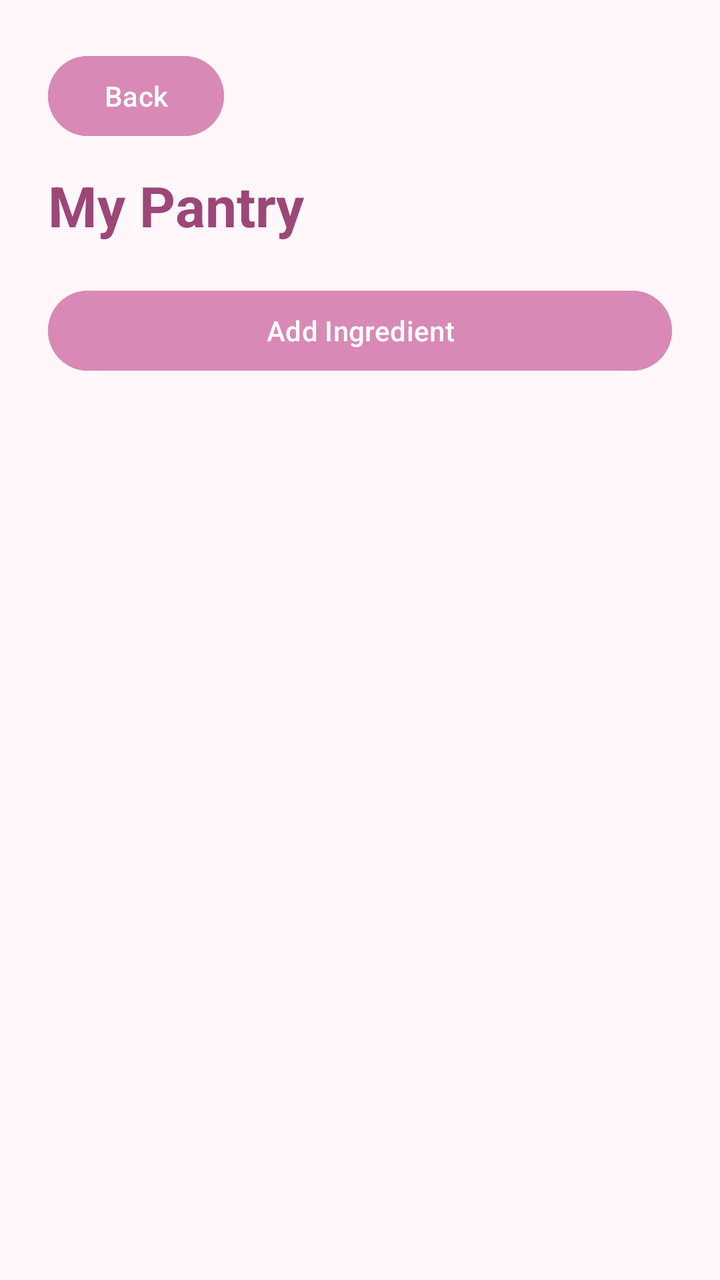
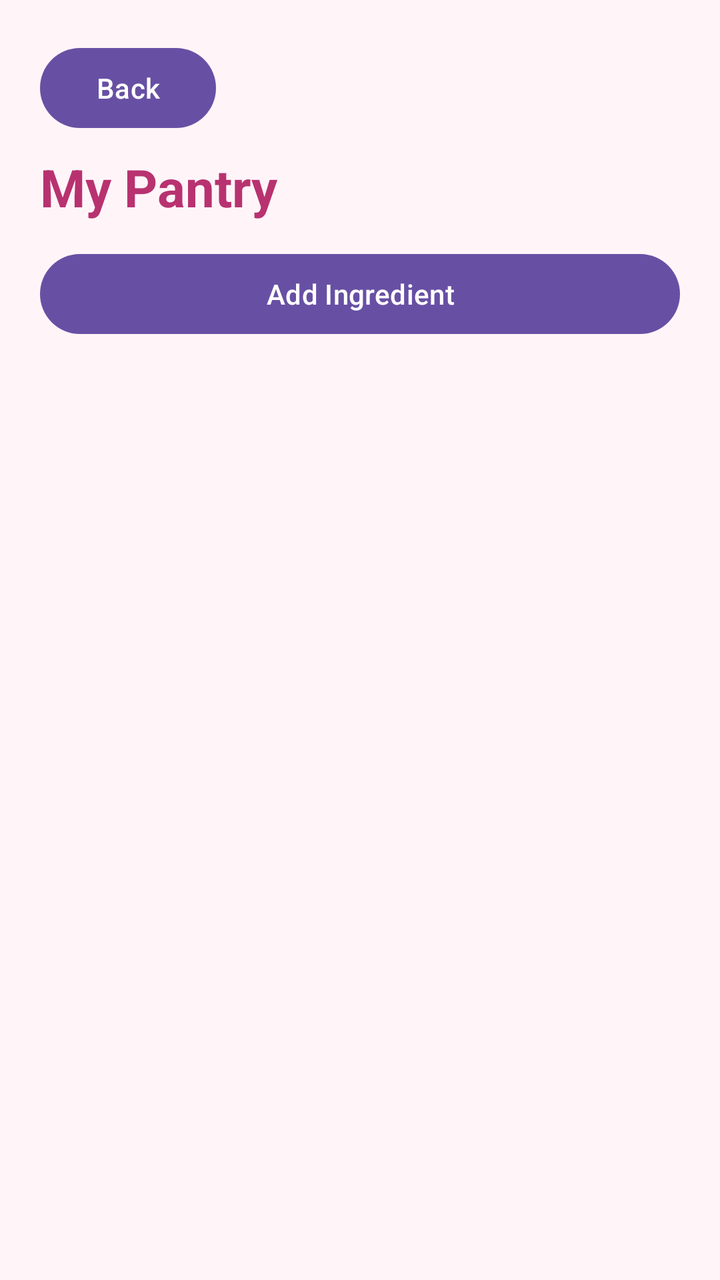

The first picture is an Android layout as it rendered before a commit; the second is the same layout after the commit. The layout source and the unified diff follow.
<!-- AndroidManifest.xml: application theme Theme.SmartPantryManagerJava -->
<!-- res/layout/activity_pantry.xml -->
<?xml version="1.0" encoding="utf-8"?>
<LinearLayout xmlns:android="http://schemas.android.com/apk/res/android"
    android:layout_width="match_parent"
    android:layout_height="match_parent"
    android:orientation="vertical"
    android:background="#FFF7FA"
    android:padding="24dp">

    <Button
        android:id="@+id/btnBack"
        android:layout_width="wrap_content"
        android:layout_height="wrap_content"
        android:text="Back"
        android:backgroundTint="#D989B5"
        android:textColor="#FFFFFF" />

    <TextView
        android:layout_width="match_parent"
        android:layout_height="wrap_content"
        android:text="My Pantry"
        android:textColor="#9C4778"
        android:textSize="28sp"
        android:textStyle="bold"
        android:layout_marginTop="12dp"
        android:layout_marginBottom="20dp" />

    <Button
        android:id="@+id/btnAddIngredient"
        android:layout_width="match_parent"
        android:layout_height="wrap_content"
        android:text="Add Ingredient"
        android:backgroundTint="#D989B5"
        android:textColor="#FFFFFF" />

    <ScrollView
        android:layout_width="match_parent"
        android:layout_height="0dp"
        android:layout_weight="1"
        android:layout_marginTop="16dp">

        <LinearLayout
            android:id="@+id/ingredientContainer"
            android:layout_width="match_parent"
            android:layout_height="wrap_content"
            android:orientation="vertical" />

    </ScrollView>

</LinearLayout>
<!-- resources referenced by this layout -->
<resources>
  <style name="Theme.SmartPantryManagerJava" parent="Base.Theme.SmartPantryManagerJava" />
  <style name="Base.Theme.SmartPantryManagerJava" parent="Theme.Material3.DayNight.NoActionBar">
          
          
      </style>
</resources>

<!-- the commit's change to res/layout/activity_pantry.xml (unified diff, before → after) -->
@@ -3,47 +3,48 @@
     android:layout_width="match_parent"
     android:layout_height="match_parent"
     android:orientation="vertical"
-    android:background="#FFF7FA"
-    android:padding="24dp">
+    android:padding="20dp"
+    android:background="#FFFFF5F9">
 
     <Button
         android:id="@+id/btnBack"
         android:layout_width="wrap_content"
         android:layout_height="wrap_content"
-        android:text="Back"
-        android:backgroundTint="#D989B5"
-        android:textColor="#FFFFFF" />
+        android:text="Back" />
 
     <TextView
         android:layout_width="match_parent"
         android:layout_height="wrap_content"
         android:text="My Pantry"
-        android:textColor="#9C4778"
-        android:textSize="28sp"
+        android:textSize="26sp"
         android:textStyle="bold"
-        android:layout_marginTop="12dp"
-        android:layout_marginBottom="20dp" />
+        android:textColor="#FFB83270"
+        android:layout_marginTop="8dp"
+        android:layout_marginBottom="12dp" />
 
     <Button
         android:id="@+id/btnAddIngredient"
         android:layout_width="match_parent"
         android:layout_height="wrap_content"
-        android:text="Add Ingredient"
-        android:backgroundTint="#D989B5"
-        android:textColor="#FFFFFF" />
+        android:text="Add Ingredient" />
 
-    <ScrollView
+    <TextView
+        android:id="@+id/txtPantryEmpty"
+        android:layout_width="match_parent"
+        android:layout_height="wrap_content"
+        android:text="Your pantry is empty. Add your first ingredient!"
+        android:textSize="16sp"
+        android:textColor="#FF9C4778"
+        android:padding="8dp"
+        android:visibility="gone" />
+
+    <androidx.recyclerview.widget.RecyclerView
+        android:id="@+id/recyclerIngredients"
         android:layout_width="match_parent"
         android:layout_height="0dp"
         android:layout_weight="1"
-        android:layout_marginTop="16dp">
-
-        <LinearLayout
-            android:id="@+id/ingredientContainer"
-            android:layout_width="match_parent"
-            android:layout_height="wrap_content"
-            android:orientation="vertical" />
-
-    </ScrollView>
+        android:layout_marginTop="12dp"
+        android:clipToPadding="false"
+        android:paddingBottom="12dp" />
 
 </LinearLayout>
